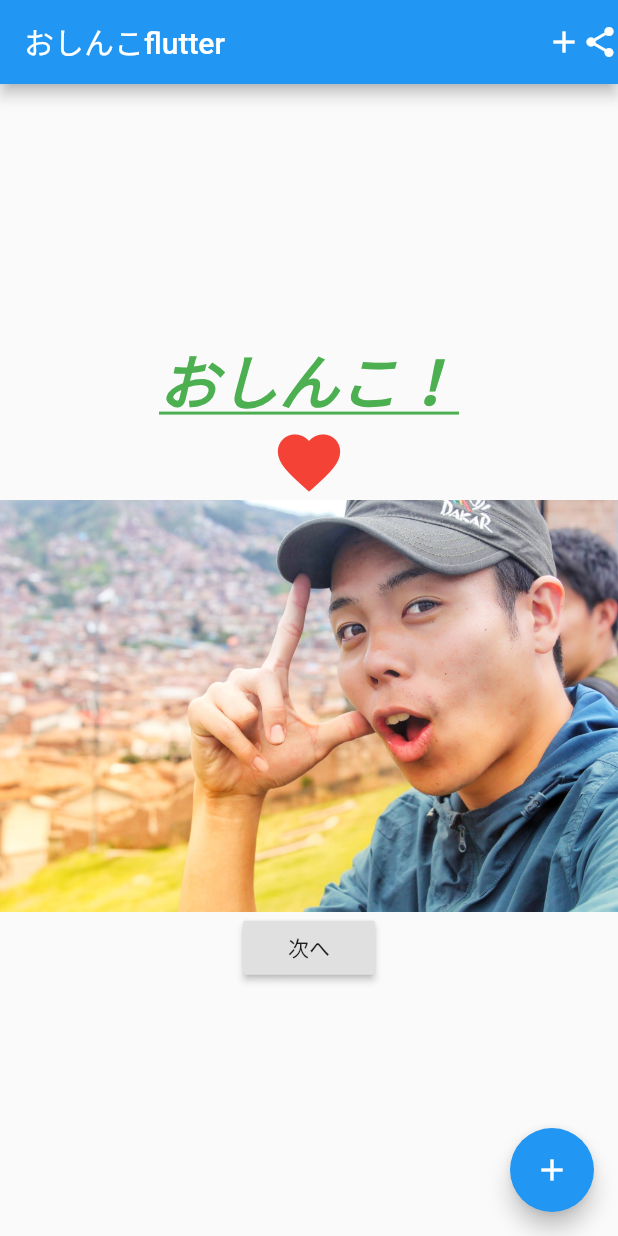
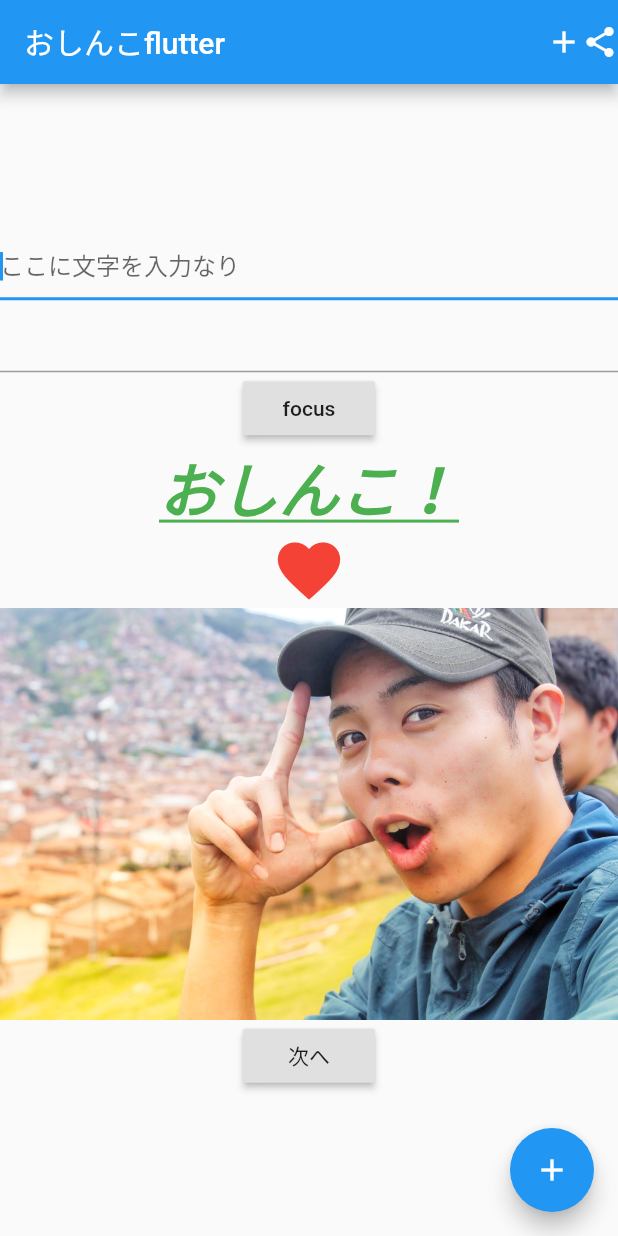
Before and after one commit to oshinkoshinko/myapp, a Flutter app: the screen it shows after launch, on a phone screen of 412 x 824 dp. Run offline on Flutter 3.47's test engine with Material 2 defaults, Android fonts, the phone set to English and light mode, and no system bars.

Commit message:
Add TextField

```diff
--- a/lib/main.dart
+++ b/lib/main.dart
@@ -61,6 +61,8 @@ class _MyHomePageState extends State<MyHomePage> {
   //初期値を次へにして画面が戻ってきたときに引数を格納する
   String text = '次へ';
 
+  final myFocusNode = FocusNode();
+
   @override
   Widget build(BuildContext context) {
 
@@ -78,6 +80,27 @@ class _MyHomePageState extends State<MyHomePage> {
           //中央寄せ
           mainAxisAlignment: MainAxisAlignment.center,
           children: <Widget>[
+            Column(
+              children: [
+                TextField(
+                  autofocus: true,
+                  decoration: InputDecoration(
+                    hintText: 'ここに文字を入力なり',
+                  ),
+                ),
+                TextField(
+                  focusNode: myFocusNode,
+                ),
+                RaisedButton(
+                  child: Text("focus"),
+                  onPressed: () {
+                    //フォーカス処理
+                    myFocusNode.requestFocus();
+                  },
+                )
+              ],
+            ),
+
             Text("おしんこ！",
             style: TextStyle(
               fontSize: 40,
```
